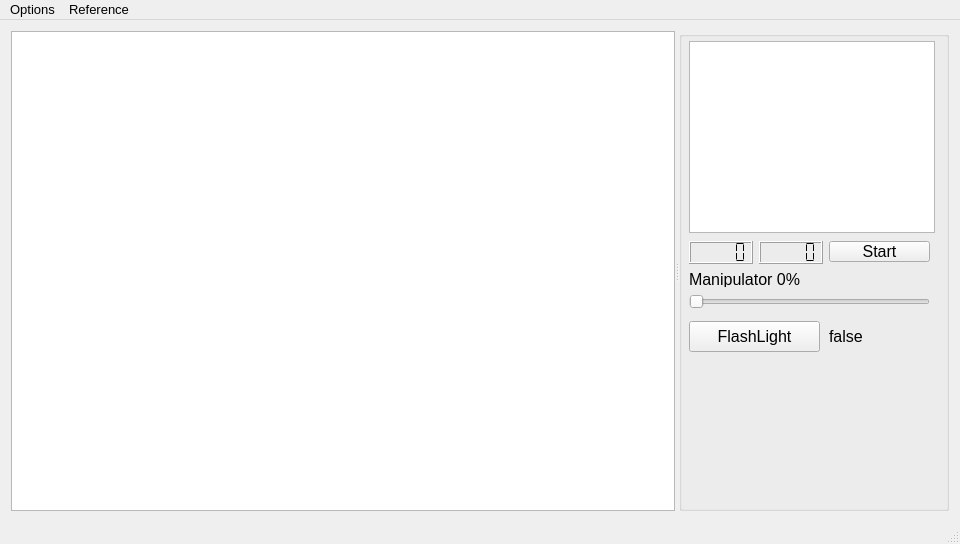
Old version of the form mainwindow.ui in the repository robocenter-rov/remote-control.
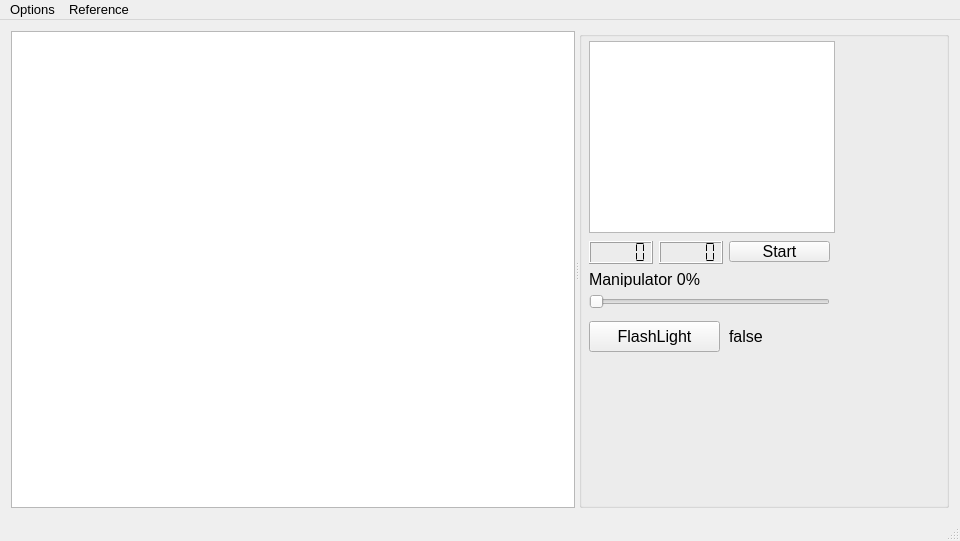
New version of the form.

Diff of the .ui file:
```diff
--- a/mainwindow.ui
+++ b/mainwindow.ui
@@ -52,8 +52,8 @@
        </property>
        <property name="minimumSize">
         <size>
-         <width>640</width>
-         <height>480</height>
+         <width>320</width>
+         <height>240</height>
         </size>
        </property>
        <property name="lineWidth">
@@ -68,20 +68,20 @@
       </widget>
       <widget class="QGroupBox" name="groupBox">
        <property name="sizePolicy">
-        <sizepolicy hsizetype="Minimum" vsizetype="Expanding">
+        <sizepolicy hsizetype="Maximum" vsizetype="Expanding">
          <horstretch>0</horstretch>
          <verstretch>0</verstretch>
         </sizepolicy>
        </property>
        <property name="minimumSize">
         <size>
-         <width>270</width>
+         <width>370</width>
          <height>0</height>
         </size>
        </property>
        <property name="maximumSize">
         <size>
-         <width>270</width>
+         <width>370</width>
          <height>16777215</height>
         </size>
        </property>
```
